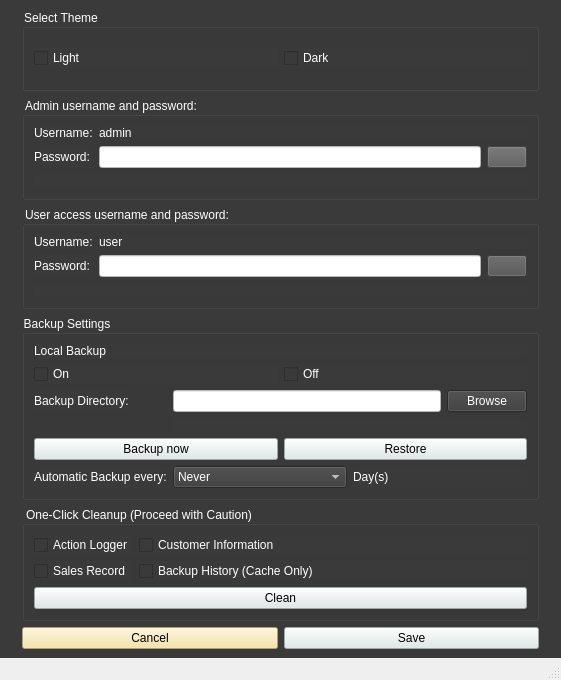
First picture: the form in admin_panel.ui, repository Aenan05/MAXPC, before the edit.
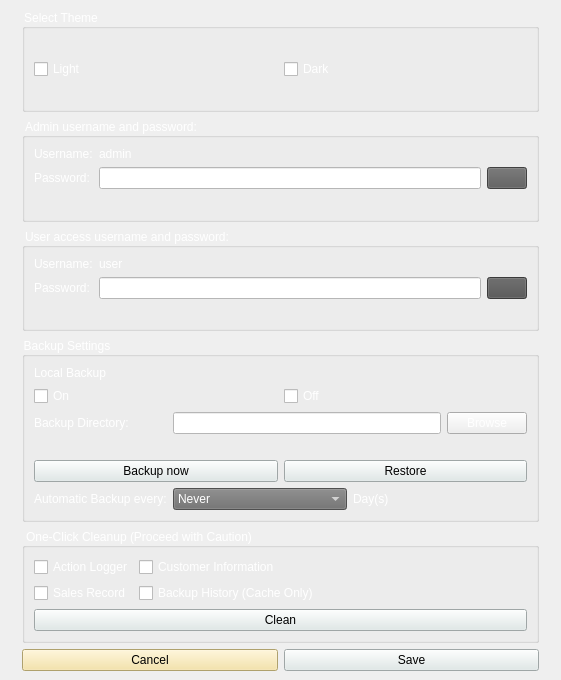
Second picture: the form after the edit. Icons and pictures are not drawn.

Commit message: Light Them Bug Admin Panel

The edit to the form file:
```diff
--- a/admin_panel.ui
+++ b/admin_panel.ui
@@ -27,7 +27,7 @@
   </property>
   <widget class="QWidget" name="centralwidget">
    <property name="styleSheet">
-    <string notr="true">background-color: rgb(58, 58, 58);</string>
+    <string notr="true"/>
    </property>
    <layout class="QGridLayout" name="gridLayout_2">
     <item row="0" column="0">
@@ -87,6 +87,9 @@
           <property name="title">
            <string>Admin username and password:</string>
           </property>
+          <property name="flat">
+           <bool>false</bool>
+          </property>
           <layout class="QFormLayout" name="formLayout">
            <item row="0" column="0">
             <widget class="QLabel" name="label">
@@ -335,6 +338,9 @@
             <layout class="QHBoxLayout" name="horizontalLayout_5">
              <item>
               <widget class="QComboBox" name="cmbDays">
+               <property name="styleSheet">
+                <string notr="true">background-color: rgb(110, 110, 110)</string>
+               </property>
                <item>
                 <property name="text">
                  <string>Never</string>
@@ -523,7 +529,6 @@
     </rect>
    </property>
   </widget>
-  <widget class="QStatusBar" name="statusbar"/>
  </widget>
  <resources/>
  <connections/>
```
Left out of the diff: 2 changed lines with no effect on the pictures. The commit also changes 3 other files.
